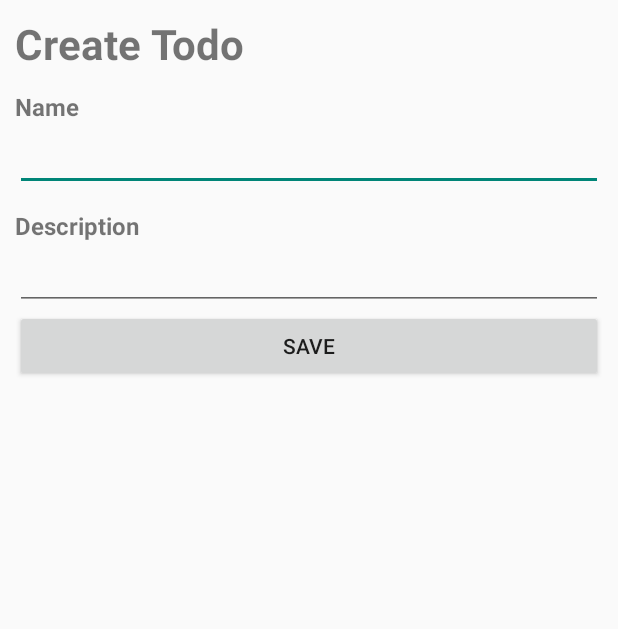
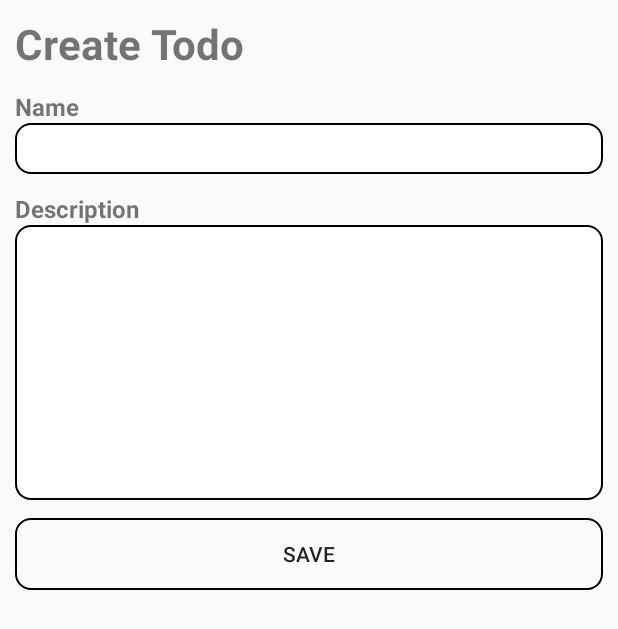
Before and after one commit to selowboi/ajg-todo-app, an Android app: the CreateActivity screen opened directly, with no data from a screen before it, on a phone screen of 412 x 824 dp. Shown: the top 629 px of the screen. Run offline under Robolectric (Android 15) with nearby library versions, the phone set to English and light mode, and no system bars.

Commit message:
style: form and button background

```diff
--- /dev/null
+++ b/app/src/main/res/drawable/bg_button.xml
@@ -0,0 +1,9 @@
+<?xml version="1.0" encoding="utf-8"?>
+<shape
+    android:shape="rectangle"
+    xmlns:android="http://schemas.android.com/apk/res/android">
+
+    <stroke android:color="@color/black" android:width="1dp"/>
+    <corners android:radius="10dp"/>
+
+</shape>
--- /dev/null
+++ b/app/src/main/res/drawable/bg_form.xml
@@ -0,0 +1,14 @@
+<?xml version="1.0" encoding="utf-8"?>
+<shape
+    android:shape="rectangle"
+    xmlns:android="http://schemas.android.com/apk/res/android">
+
+    <stroke android:color="@color/black" android:width="1dp"/>
+    <solid android:color="@color/white"/>
+    <corners android:radius="10dp"/>
+    <padding android:right="5dp"
+        android:left="5dp"
+        android:top="5dp"
+        android:bottom="5dp"/>
+
+</shape>
--- a/app/src/main/res/layout/activity_create.xml
+++ b/app/src/main/res/layout/activity_create.xml
@@ -30,6 +30,7 @@
         android:id="@+id/create_et_name"
         android:layout_width="match_parent"
         android:layout_height="wrap_content"
+        android:background="@drawable/bg_form"
         android:layout_below="@+id/create_tv_name"
         android:singleLine="true"/>
 
@@ -46,13 +47,21 @@
     <EditText
         android:id="@+id/create_et_description"
         android:layout_width="match_parent"
-        android:layout_below="@+id/create_tv_description"
-        android:layout_height="wrap_content" />
+        android:layout_height="wrap_content"
+        android:inputType="textMultiLine"
+        android:gravity="top|start"
+        android:maxLines="8"
+        android:lines="8"
+        android:background="@drawable/bg_form"
+        android:scrollbars="vertical"
+        android:layout_below="@+id/create_tv_description" />
 
     <Button
         android:id="@+id/create_btn_save"
         android:layout_width="match_parent"
         android:layout_height="wrap_content"
+        android:layout_marginTop="12dp"
+        android:background="@drawable/bg_button"
         android:layout_below="@id/create_et_description"
         android:text="@string/save"/>
 
--- a/app/src/main/res/layout/activity_login.xml
+++ b/app/src/main/res/layout/activity_login.xml
@@ -27,6 +27,7 @@
             android:layout_height="wrap_content"
             android:hint="@string/username"
             android:singleLine="true"
+            android:background="@drawable/bg_form"
             android:textSize="16sp"
             android:inputType="text"/>
 
@@ -36,6 +37,8 @@
             android:layout_height="wrap_content"
             android:singleLine="true"
             android:hint="@string/password"
+            android:layout_marginTop="12dp"
+            android:background="@drawable/bg_form"
             android:textSize="16sp"
             android:inputType="textPassword"/>
 
@@ -43,6 +46,8 @@
             android:id="@+id/login_btn_login"
             android:layout_width="match_parent"
             android:layout_height="wrap_content"
+            android:layout_marginTop="12dp"
+            android:background="@drawable/bg_button"
             android:text="@string/login" />
 
     </LinearLayout>
--- a/app/src/main/res/layout/activity_welcome.xml
+++ b/app/src/main/res/layout/activity_welcome.xml
@@ -26,12 +26,15 @@
             android:id="@+id/welcome_btn_login"
             android:layout_width="match_parent"
             android:layout_height="wrap_content"
+            android:background="@drawable/bg_button"
             android:text="@string/login"/>
 
         <Button
             android:id="@+id/welcome_btn_register"
             android:layout_width="match_parent"
             android:layout_height="wrap_content"
+            android:layout_marginTop="12dp"
+            android:background="@drawable/bg_button"
             android:text="@string/register"/>
 
 
```
Also changed, not shown: app/src/main/res/drawable/bg_form_search.xml (added, +16 -0 lines), app/src/main/res/drawable/bg_icon_search_button.xml (added, +11 -0 lines), app/src/main/res/layout/activity_home.xml (+7 -4 lines), app/src/main/res/layout/activity_register.xml (+10 -1 lines), app/src/main/res/layout/activity_update.xml (+9 -0 lines).
